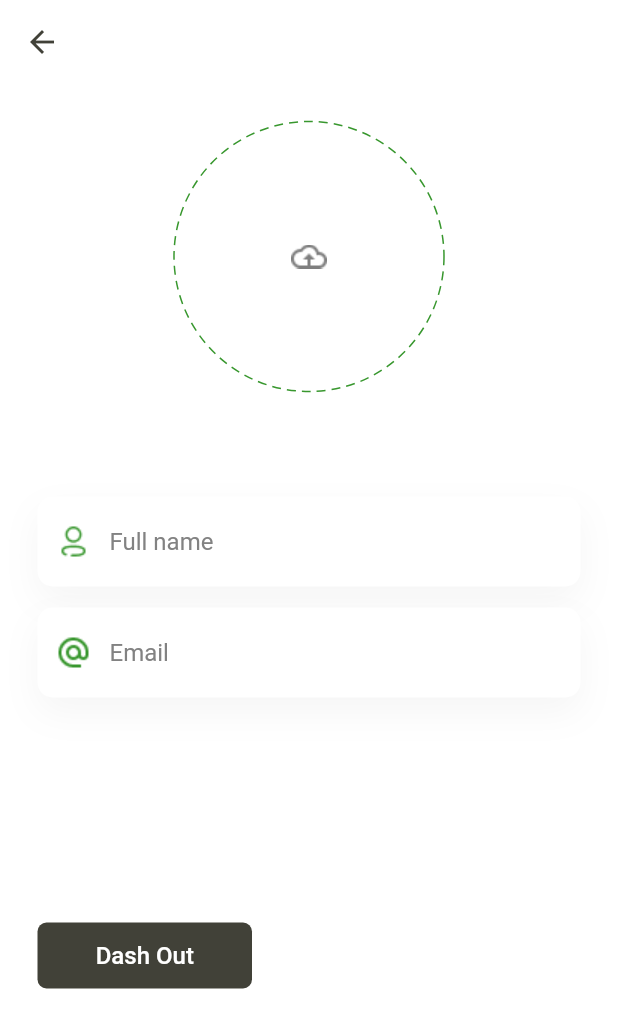
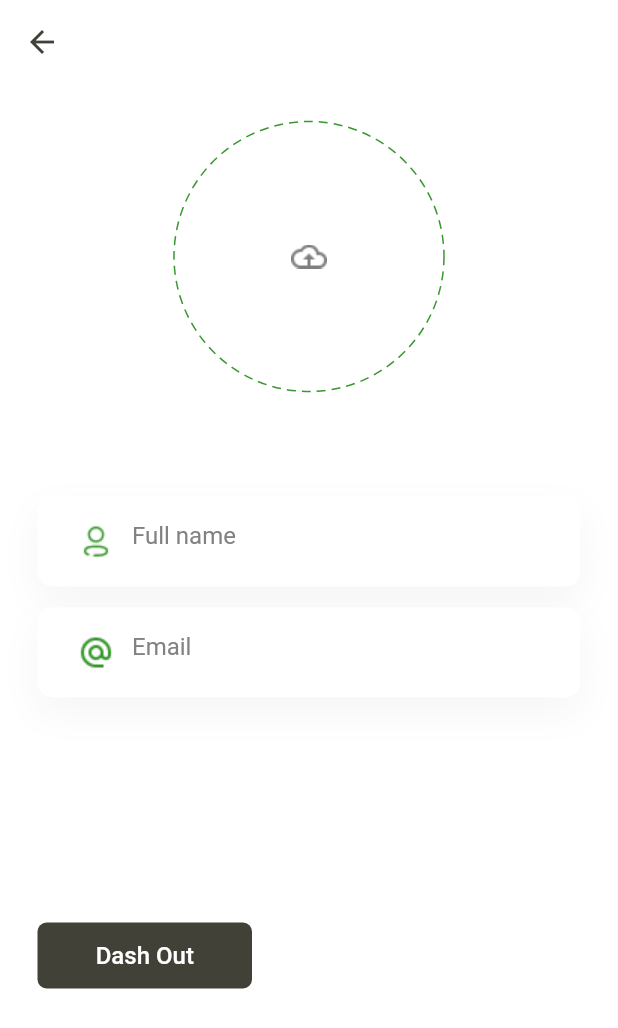
Before and after one commit to momshaddinury/dash-chat, a Flutter app: the screen it shows after launch, after a tap on "Dash In", after a tap on the "person" icon, on a phone screen of 412 x 824 dp. Shown: the top 1028 px of the screen. Run offline on Flutter 3.47's test engine with Material 2 defaults, Android fonts, the light colour scheme and no system bars; drawn by our look-alikes of dotted_border.

Commit message:
#2 chat ui refactor

```diff
--- a/dash_chat_app/lib/features/authentication/login_screen.dart
+++ b/dash_chat_app/lib/features/authentication/login_screen.dart
@@ -44,13 +44,13 @@ class LoginScreen extends StatelessWidget {
                   style: KTextStyle.body1.copyWith(color: KColors.secondary),
                 ),
                 const SizedBox(height: 100),
-                const KTextField(
+                const KIconTextField(
                   hinText: 'Email',
                   prefixIcon: KAssets.email,
                   keyboardType: TextInputType.emailAddress,
                 ),
                 const SizedBox(height: 14),
-                const KTextField(
+                const KIconTextField(
                   hinText: 'Password',
                   prefixIcon: KAssets.password,
                   obscureText: true,
--- a/dash_chat_app/lib/features/authentication/sign_up_screen.dart
+++ b/dash_chat_app/lib/features/authentication/sign_up_screen.dart
@@ -42,19 +42,19 @@ class SignUpScreen extends StatelessWidget {
                   style: KTextStyle.body1.copyWith(color: KColors.secondary),
                 ),
                 const SizedBox(height: 100),
-                const KTextField(
+                const KIconTextField(
                   hinText: 'Email',
                   prefixIcon: KAssets.email,
                   keyboardType: TextInputType.emailAddress,
                 ),
                 const SizedBox(height: 14),
-                const KTextField(
+                const KIconTextField(
                   hinText: 'Password',
                   prefixIcon: KAssets.password,
                   obscureText: true,
                 ),
                 const SizedBox(height: 14),
-                const KTextField(
+                const KIconTextField(
                   hinText: 'Confirm Password',
                   prefixIcon: KAssets.password,
                   obscureText: true,
--- a/dash_chat_app/lib/features/chat/chat_screen.dart
+++ b/dash_chat_app/lib/features/chat/chat_screen.dart
@@ -1,8 +1,10 @@
 import 'package:dash_chat_app/features/chat/chat_model.dart';
 import 'package:dash_chat_app/features/chat/chat_view_model.dart';
+import 'package:dash_chat_app/features/chat/widgets/chat_row.dart';
 import 'package:dash_chat_app/features/profile/profile_screen.dart';
 import 'package:dash_chat_app/styles/k_colors.dart';
 import 'package:dash_chat_app/styles/k_text_style.dart';
+import 'package:dash_chat_app/widgets/k_text_field.dart';
 import 'package:flutter/material.dart';
 
 class ChatScreen extends StatefulWidget {
@@ -97,7 +99,9 @@ class _ChatScreenState extends State<ChatScreen> {
               Row(
                 children:  [
                   const Expanded(
-                    child: MessageTextField(),
+                    child: KPlainTextField(
+                      hinText: 'Write Something',
+                    ),
                   ),
                   const SizedBox(width: 10.0,),
                   IconButton(
@@ -114,85 +118,3 @@ class _ChatScreenState extends State<ChatScreen> {
     );
   }
 }
-
-class MessageTextField extends StatelessWidget{
-  const MessageTextField({Key? key}) : super(key: key);
-
-  @override
-  Widget build(BuildContext context) {
-    return Container(
-      height: 60,
-      padding: const EdgeInsets.all(15.0),
-      decoration: BoxDecoration(
-        borderRadius: BorderRadius.circular(10),
-        color: KColors.white,
-        boxShadow: [
-          BoxShadow(
-            color: Colors.grey.withOpacity(0.10),
-            spreadRadius: 0,
-            blurRadius: 20,
-            offset: const Offset(0, 10), // changes position of shadow
-          ),
-        ],
-      ),
-      child: Center(
-        child: TextFormField(
-            textAlignVertical: TextAlignVertical.center,
-            style: KTextStyle.subtitle2.copyWith(color: KColors.secondary),
-            decoration: InputDecoration(
-              border: InputBorder.none,
-              hintStyle: KTextStyle.subtitle2.copyWith(color: KColors.secondary),
-              hintText: 'Write Something',
-
-
-            )),
-      ),
-    );
-  }
-}
-
-class ChatRow extends StatelessWidget {
-  final ChatModel chat;
-  final borderRadius = 8.0;
-
-  const ChatRow({Key? key, required this.chat}) : super(key: key);
-
-  @override
-  Widget build(BuildContext context) {
-    final bool isMe = chat.sender == 'my@email.com';
-
-    return Column(
-      crossAxisAlignment:
-          isMe ? CrossAxisAlignment.end : CrossAxisAlignment.start,
-      children: [
-        Padding(
-          padding: const EdgeInsets.symmetric(vertical: 5.0),
-          child: SizedBox(
-            width: MediaQuery.of(context).size.width * 0.80,
-            child: Container(
-              padding: const EdgeInsets.all(20.0),
-              decoration: BoxDecoration(
-                boxShadow: [
-                  BoxShadow(
-                    color: Colors.grey.withOpacity(0.10),
-                    spreadRadius: 0,
-                    blurRadius: 20,
-                  ),
-                ],
-                borderRadius: BorderRadius.all(Radius.circular(borderRadius)),
-                color: isMe
-                    ? KColors.chatSelfBubbleColor
-                    : KColors.chatOthersBubbleColor,
-              ),
-              child: Text(
-                chat.message,
-                style: KTextStyle.subtitle1,
-                textAlign: isMe ? TextAlign.right : TextAlign.left,
-              ),
-            ),
-          ),
-        ),
-      ],
-    );
-  }
-}
--- /dev/null
+++ b/dash_chat_app/lib/features/chat/widgets/chat_row.dart
@@ -0,0 +1,55 @@
+import 'package:dash_chat_app/features/chat/chat_model.dart';
+import 'package:dash_chat_app/styles/k_colors.dart';
+import 'package:dash_chat_app/styles/k_text_style.dart';
+import 'package:flutter/material.dart';
+
+class ChatRow extends StatelessWidget {
+  final ChatModel chat;
+  final borderRadius = 8.0;
+
+  const ChatRow({Key? key, required this.chat}) : super(key: key);
+
+  @override
+  Widget build(BuildContext context) {
+    final bool isMe = chat.sender == 'my@email.com';
+
+    return Column(
+      crossAxisAlignment:
+      isMe ? CrossAxisAlignment.end : CrossAxisAlignment.start,
+      children: [
+        Padding(
+          padding: const EdgeInsets.symmetric(vertical: 5.0),
+          child: SizedBox(
+            width: MediaQuery.of(context).size.width * 0.80,
+            child: Container(
+              padding: const EdgeInsets.all(20.0),
+              decoration: BoxDecoration(
+                boxShadow: [
+                  BoxShadow(
+                    color: Colors.grey.withOpacity(0.10),
+                    spreadRadius: 0,
+                    blurRadius: 20,
+                  ),
+                ],
+                borderRadius: BorderRadius.all(Radius.circular(borderRadius)),
+                color: isMe
+                    ? KColors.chatSelfBubbleColor
+                    : KColors.chatOthersBubbleColor,
+              ),
+              child: Text(
+                chat.message,
+                style: KTextStyle.subtitle1,
+                textAlign: isMe
+                    ? TextAlign.right
+                    : TextAlign.left,
+              ),
+            ),
+          ),
+        ),
+        if(!isMe)
+          Text(chat.sender, style: KTextStyle.subtitle2.copyWith(color: Colors.grey.shade700),),
+        const SizedBox(height: 5.0,)
+      ],
+    );
+  }
+}
--- a/dash_chat_app/lib/features/profile/profile_screen.dart
+++ b/dash_chat_app/lib/features/profile/profile_screen.dart
@@ -42,13 +42,13 @@ class _ProfileScreenState extends State<ProfileScreen> {
                   ),
                 ),
                 const SizedBox(height: 70),
-                const KTextField(
+                const KIconTextField(
                   hinText: 'Full name',
                   prefixIcon: KAssets.profile,
                   obscureText: false,
                 ),
                 const SizedBox(height: 14),
-                const KTextField(
+                const KIconTextField(
                   hinText: 'Email',
                   prefixIcon: KAssets.email,
                   obscureText: false,
--- a/dash_chat_app/lib/widgets/k_text_field.dart
+++ b/dash_chat_app/lib/widgets/k_text_field.dart
@@ -2,16 +2,16 @@ import 'package:dash_chat_app/styles/k_colors.dart';
 import 'package:dash_chat_app/styles/k_text_style.dart';
 import 'package:flutter/material.dart';
 
-class KTextField extends StatelessWidget {
+class _KTextField extends StatelessWidget {
   final String hinText;
-  final String prefixIcon;
+  final String? prefixIcon;
   final bool obscureText;
   final TextInputType keyboardType;
 
-  const KTextField({
+  const _KTextField({
     Key? key,
     required this.hinText,
-    required this.prefixIcon,
+    this.prefixIcon,
     this.obscureText = false,
     this.keyboardType = TextInputType.text,
   }) : super(key: key);
@@ -20,6 +20,7 @@ class KTextField extends StatelessWidget {
   Widget build(BuildContext context) {
     return Container(
       height: 60,
+      padding: const EdgeInsets.all(15.0),
       decoration: BoxDecoration(
         borderRadius: BorderRadius.circular(10),
         color: KColors.white,
@@ -39,11 +40,49 @@ class KTextField extends StatelessWidget {
             style: KTextStyle.subtitle2.copyWith(color: KColors.secondary),
             decoration: InputDecoration(
               border: InputBorder.none,
-              prefixIcon: Image.asset(prefixIcon),
-              hintStyle: KTextStyle.subtitle2.copyWith(color: KColors.secondary),
+              prefixIcon: prefixIcon != null ? Image.asset(prefixIcon!) : null,
+              hintStyle:
+                  KTextStyle.subtitle2.copyWith(color: KColors.secondary),
               hintText: hinText,
             )),
       ),
     );
   }
 }
+
+class KIconTextField extends _KTextField {
+  final String hinText;
+  final String prefixIcon;
+  final bool obscureText;
+  final TextInputType keyboardType;
+
+  const KIconTextField({
+    Key? key,
+    required this.hinText,
+    required this.prefixIcon,
+    this.obscureText = false,
+    this.keyboardType = TextInputType.text,
+  }) : super(
+            key: key,
+            hinText: hinText,
+            prefixIcon: prefixIcon,
+            obscureText: obscureText,
+            keyboardType: keyboardType);
+}
+
+class KPlainTextField extends _KTextField {
+  final String hinText;
+  final bool obscureText;
+  final TextInputType keyboardType;
+
+  const KPlainTextField({
+    Key? key,
+    required this.hinText,
+    this.obscureText = false,
+    this.keyboardType = TextInputType.text,
+  }) : super(
+      key: key,
+      hinText: hinText,
+      obscureText: obscureText,
+      keyboardType: keyboardType);
+}
```
